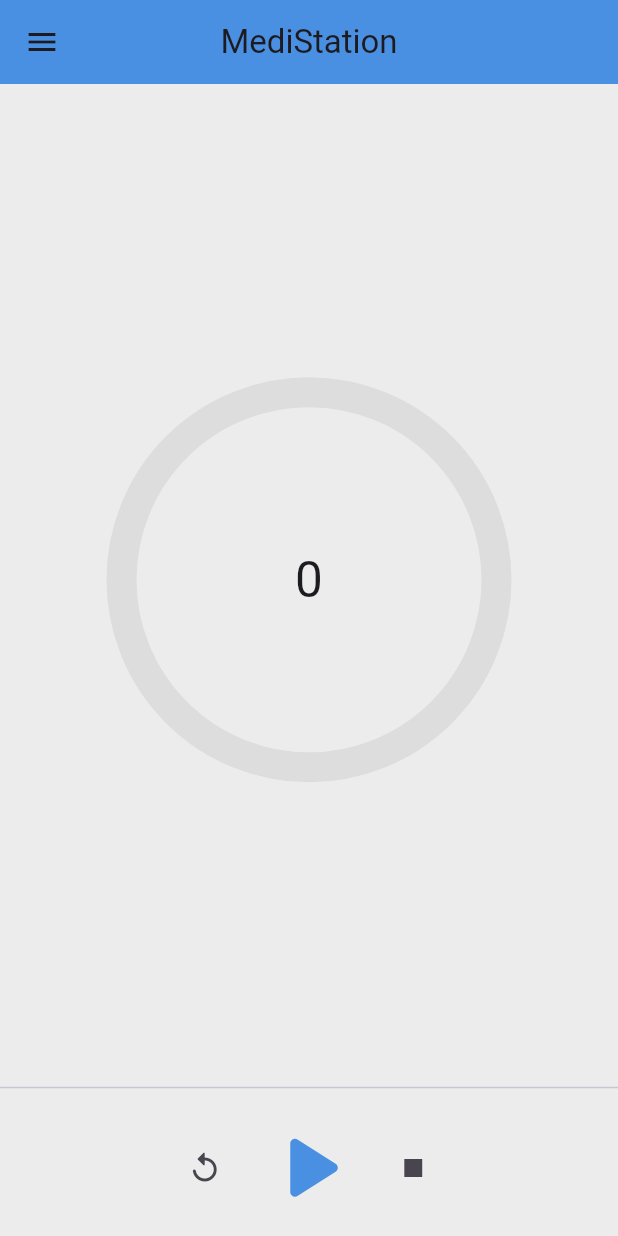
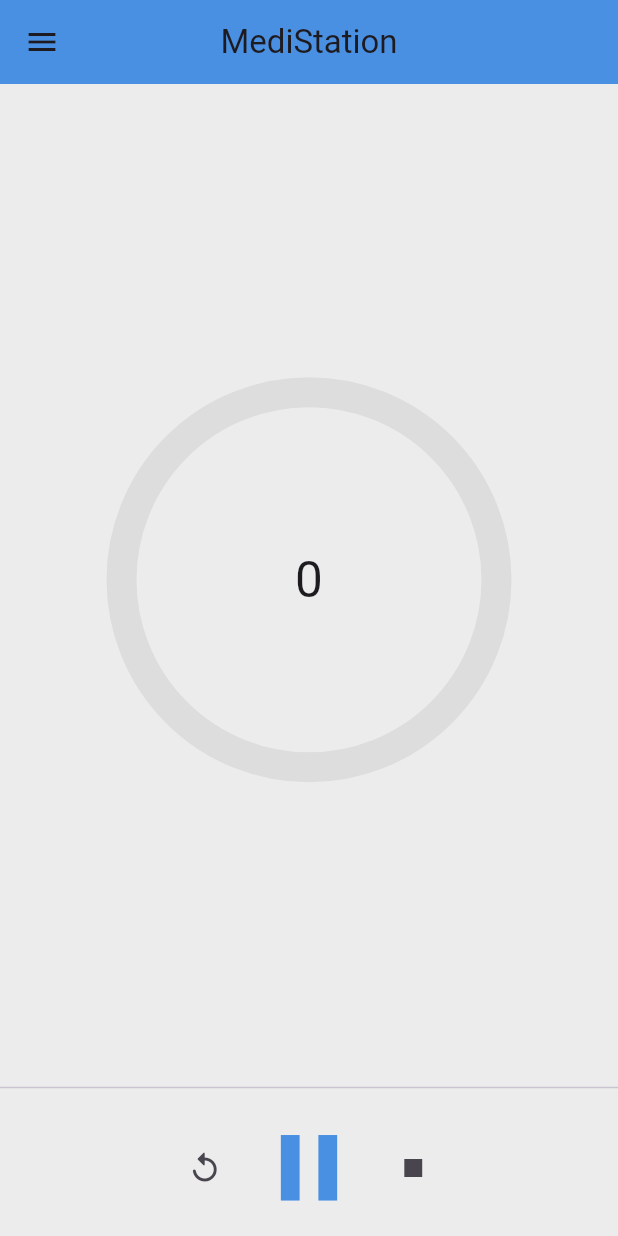
Before and after one commit to DavidGomes7/medistation, a Flutter app: the HomeTemplate screen opened directly, after a tap on the "replay" icon, on a phone screen of 412 x 824 dp. Run offline on Flutter 3.47's test engine with Material 3 defaults, Android fonts, the phone set to English and light mode, and no system bars; drawn by our look-alikes of circular_countdown_timer; our stand-ins replace bloc, equatable, flutter_bloc, get_it, go_router, just_audio.

```diff
--- a/lib/modules/home/components/home_template.dart
+++ b/lib/modules/home/components/home_template.dart
@@ -1,8 +1,10 @@
 import 'package:circular_countdown_timer/circular_countdown_timer.dart';
 import 'package:flutter/material.dart';
+import 'package:flutter_bloc/flutter_bloc.dart';
 
 import '../../../theme/theme.dart';
 import '../../modules.dart';
+import '../controller/home_state.dart';
 import 'components.dart';
 
 class HomeTemplate extends StatelessWidget {
@@ -24,7 +26,7 @@ class HomeTemplate extends StatelessWidget {
         children: [
           const Expanded(child: SizedBox()),
           CircularCountDownTimer(
-            // controller: countDownController,
+            controller: controller.countDownController,
             autoStart: false,
             width: 250,
             height: 250,
@@ -41,19 +43,47 @@ class HomeTemplate extends StatelessWidget {
             mainAxisAlignment: MainAxisAlignment.center,
             children: [
               IconButton(
-                onPressed: () {},
+                onPressed: controller.restart,
                 icon: const Icon(Icons.replay_rounded),
               ),
-              IconButton(
-                onPressed: () {},
-                icon: Icon(Icons.play_arrow_rounded),
-                style: const ButtonStyle(
-                  iconSize: WidgetStatePropertyAll(75),
-                  iconColor: WidgetStatePropertyAll(MediColors.primary),
-                ),
+              BlocBuilder<HomeCubit, HomeState>(
+                bloc: controller,
+                builder: (_, state) {
+                  if (state is InitialHomeState) {
+                    return IconButton(
+                      onPressed: controller.play,
+                      icon: const Icon(Icons.play_arrow_rounded),
+                      style: const ButtonStyle(
+                        iconSize: WidgetStatePropertyAll(75),
+                        iconColor: WidgetStatePropertyAll(MediColors.primary),
+                      ),
+                    );
+                  }
+                  if (state is PlayHomeState) {
+                    return IconButton(
+                      onPressed: controller.pause,
+                      icon: const Icon(Icons.pause),
+                      style: const ButtonStyle(
+                        iconSize: WidgetStatePropertyAll(75),
+                        iconColor: WidgetStatePropertyAll(MediColors.primary),
+                      ),
+                    );
+                  }
+                  if (state is PauseHomeState) {
+                    return IconButton(
+                      onPressed: controller.resume,
+                      icon: const Icon(Icons.play_arrow_rounded),
+                      style: const ButtonStyle(
+                        iconSize: WidgetStatePropertyAll(75),
+                        iconColor: WidgetStatePropertyAll(MediColors.primary),
+                      ),
+                    );
+                  }
+                  return Container();
+                },
               ),
               IconButton(
-                onPressed: () {},
+                onPressed: controller.stop,
                 icon: const Icon(Icons.stop),
               ),
             ],
--- a/lib/modules/home/controller/home_cubit.dart
+++ b/lib/modules/home/controller/home_cubit.dart
@@ -1,8 +1,45 @@
 import 'package:bloc/bloc.dart';
-import 'package:equatable/equatable.dart';
-
-part 'home_state.dart';
+import 'package:circular_countdown_timer/circular_countdown_timer.dart';
+import 'package:just_audio/just_audio.dart';
+import 'home_state.dart';
 
 class HomeCubit extends Cubit<HomeState> {
-  HomeCubit() : super(HomeInitial());
+  CountDownController countDownController = CountDownController();
+  AudioPlayer player = AudioPlayer();
+
+  HomeCubit() : super(InitialHomeState()) {
+    player.setUrl(
+      'https://archive.org/download/calm-day-wkmllb/Mellow%20Blush%20%26%20Light%20Blending%20In%20-%20Calm%20Day.mp3',
+    );
+  }
+
+  void play() {
+    emit(PlayHomeState());
+    player.play();
+    countDownController.start();
+  }
+
+  void pause() {
+    emit(PauseHomeState());
+    player.pause();
+    countDownController.pause();
+  }
+
+  void resume() {
+    emit(PlayHomeState());
+    player.play();
+    countDownController.resume();
+  }
+
+  void restart() {
+    emit(PlayHomeState());
+    player.load();
+    countDownController.restart();
+  }
+
+  void stop() {
+    emit(InitialHomeState());
+    player.stop();
+    countDownController.reset();
+  }
 }
--- a/lib/modules/home/controller/home_state.dart
+++ b/lib/modules/home/controller/home_state.dart
@@ -1,21 +1,7 @@
-part of 'home_cubit.dart';
+abstract class HomeState {}
 
-sealed class HomeState extends Equatable {
-  const HomeState();
+class InitialHomeState extends HomeState {}
 
-  @override
-  List<Object> get props => [];
-}
+class PlayHomeState extends HomeState {}
 
-final class HomeInitial extends HomeState {}
-
-final class HomeLoading extends HomeState {}
-
-final class HomeError extends HomeState {
-  const HomeError(this.error);
-
-  final String error;
-
-  @override
-  List<Object> get props => [];
-}
+class PauseHomeState extends HomeState {}
--- a/pubspec.yaml
+++ b/pubspec.yaml
@@ -8,6 +8,7 @@ environment:
   sdk: ^3.5.4
 
 dependencies:
+  bloc: ^8.1.4
   circular_countdown_timer: ^0.2.4
   cupertino_icons: ^1.0.8
   equatable: ^2.0.7
```
Also changed, not shown: pubspec.lock.
